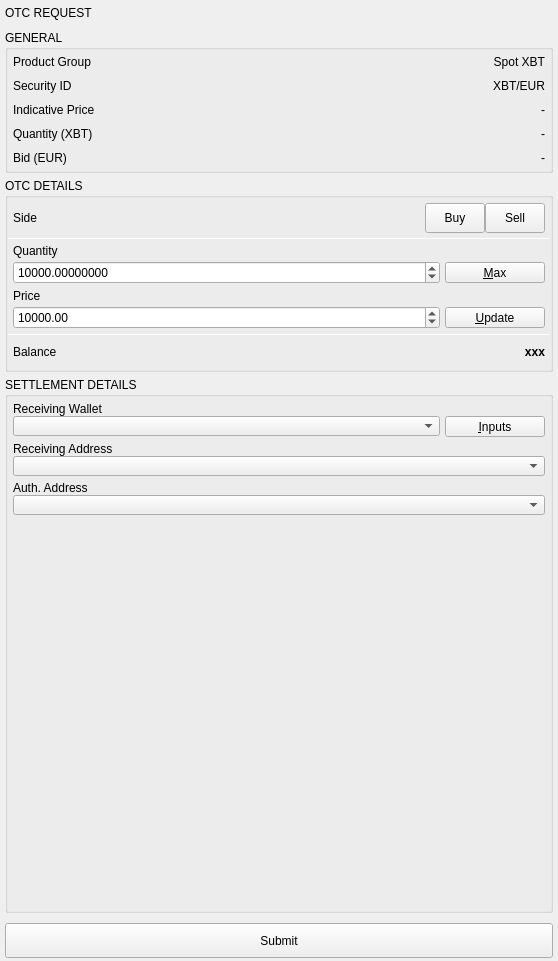
Before: the Qt Designer form BlockSettleUILib/ChatUI/OTCShieldWidgets/OTCNegotiationRequestWidget.ui in BlockSettle/terminal, drawn with Qt 5.
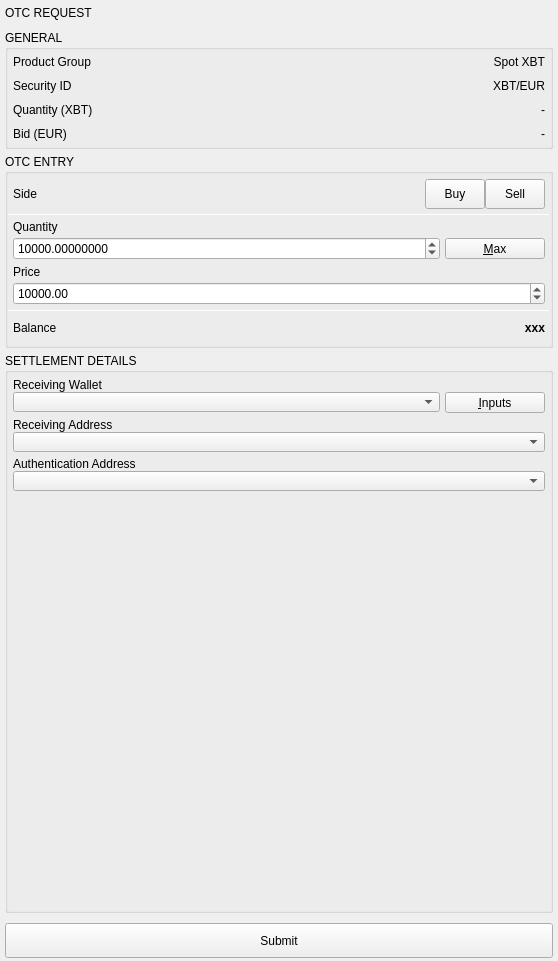
After: the same form once the commit is applied.

```diff
--- a/BlockSettleUILib/ChatUI/OTCShieldWidgets/OTCNegotiationRequestWidget.ui
+++ b/BlockSettleUILib/ChatUI/OTCShieldWidgets/OTCNegotiationRequestWidget.ui
@@ -179,47 +179,6 @@
           </item>
          </layout>
         </item>
-        <item>
-         <widget class="QWidget" name="indicativePriceWidget" native="true">
-          <layout class="QHBoxLayout" name="indicativePriceLayout">
-           <property name="spacing">
-            <number>5</number>
-           </property>
-           <property name="leftMargin">
-            <number>0</number>
-           </property>
-           <property name="topMargin">
-            <number>0</number>
-           </property>
-           <property name="rightMargin">
-            <number>0</number>
-           </property>
-           <property name="bottomMargin">
-            <number>0</number>
-           </property>
-           <item>
-            <widget class="QLabel" name="indicativePriceLabel">
-             <property name="text">
-              <string>Indicative Price</string>
-             </property>
-            </widget>
-           </item>
-           <item>
-            <widget class="QLabel" name="indicativePriceValue">
-             <property name="text">
-              <string>-</string>
-             </property>
-             <property name="alignment">
-              <set>Qt::AlignRight|Qt::AlignTrailing|Qt::AlignVCenter</set>
-             </property>
-             <property name="whiteLabel" stdset="0">
-              <bool>true</bool>
-             </property>
-            </widget>
-           </item>
-          </layout>
-         </widget>
-        </item>
         <item>
          <widget class="QWidget" name="rangeQuantity" native="true">
           <layout class="QHBoxLayout" name="sideLayout_2">
@@ -308,7 +267,7 @@
      <item>
       <widget class="QGroupBox" name="groupBoxOTCDetails">
        <property name="title">
-        <string>OTC DETAILS</string>
+        <string>OTC ENTRY</string>
        </property>
        <property name="wellGroupBoxWithButtonBar" stdset="0">
         <bool>true</bool>
@@ -600,25 +559,6 @@
                 </property>
                </widget>
               </item>
-              <item alignment="Qt::AlignVCenter">
-               <widget class="QPushButton" name="priceUpdateButton">
-                <property name="minimumSize">
-                 <size>
-                  <width>100</width>
-                  <height>21</height>
-                 </size>
-                </property>
-                <property name="maximumSize">
-                 <size>
-                  <width>100</width>
-                  <height>21</height>
-                 </size>
-                </property>
-                <property name="text">
-                 <string>&amp;Update</string>
-                </property>
-               </widget>
-              </item>
              </layout>
             </widget>
            </item>
@@ -922,7 +862,7 @@
           <item>
            <widget class="QLabel" name="authenticationAddressLabel">
             <property name="text">
-             <string>Auth. Address</string>
+             <string>Authentication Address</string>
             </property>
            </widget>
           </item>
```
